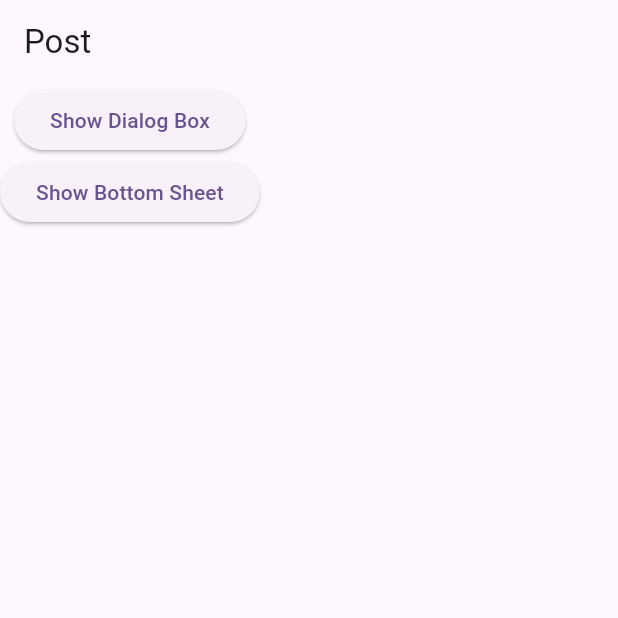
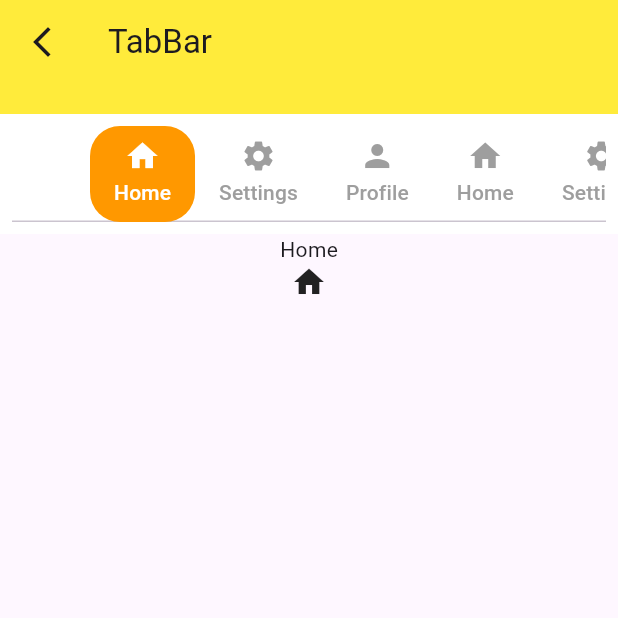
Before and after one commit to AbRehman536/mustafa_frontend, a Flutter app: the screen it shows after launch, on a phone screen of 412 x 824 dp, the top half of it. Run offline on Flutter 3.47's test engine with Material 3 defaults, Android fonts, the light colour scheme and no system bars; our stand-ins replace smooth_page_indicator.

Commit message:
TabBar done

```diff
--- a/lib/main.dart
+++ b/lib/main.dart
@@ -8,6 +8,7 @@ import 'package:mustafa_frontend/images.dart';
 import 'package:mustafa_frontend/listTile.dart';
 import 'package:mustafa_frontend/pageview.dart';
 import 'package:mustafa_frontend/row_column.dart';
+import 'package:mustafa_frontend/tab_bar.dart';
 import 'package:mustafa_frontend/text_fields.dart';
 
 void main() {
@@ -40,7 +41,7 @@ class MyApp extends StatelessWidget {
         // tested with just a hot reload.
         colorScheme: ColorScheme.fromSeed(seedColor: Colors.deepPurple),
       ),
-      home: DialogBottomsheet(),
+      home: TabBarDemo(),
     );
   }
 }
--- /dev/null
+++ b/lib/tab_bar.dart
@@ -0,0 +1,59 @@
+import 'package:flutter/material.dart';
+
+class TabBarDemo extends StatelessWidget {
+  const TabBarDemo({super.key});
+
+  @override
+  Widget build(BuildContext context) {
+    return DefaultTabController(
+      length: 9,
+      child: Scaffold(
+        appBar: AppBar(
+          backgroundColor: Colors.yellow,
+          leading: Icon(Icons.arrow_back_ios_new_sharp),
+          title: Text("TabBar"),
+          bottom: PreferredSize(
+            preferredSize: Size.fromHeight(100),
+            child: Container(
+              height: 80,
+              color: Colors.white,
+              child: Padding(
+                padding: const EdgeInsets.all(8.0),
+                child: TabBar(
+                  isScrollable: true,
+                  labelColor: Colors.white,
+                    unselectedLabelColor: Colors.grey,
+                    indicator: BoxDecoration(
+                      color: Colors.orange,
+                      borderRadius: BorderRadius.circular(20)
+                    ),
+                    indicatorSize: TabBarIndicatorSize.tab,
+                    tabs: [
+                  Tab(icon: Icon(Icons.home), text: "Home",),
+                  Tab(icon: Icon(Icons.settings), text: "Settings",),
+                  Tab(icon: Icon(Icons.person), text: "Profile",),
+                  Tab(icon: Icon(Icons.home), text: "Home",),
+                  Tab(icon: Icon(Icons.settings), text: "Settings",),
+                  Tab(icon: Icon(Icons.person), text: "Profile",),
+                  Tab(icon: Icon(Icons.home), text: "Home",),
+                  Tab(icon: Icon(Icons.settings), text: "Settings",),
+                  Tab(icon: Icon(Icons.person), text: "Profile",),
+                ]),
+              ),
+            ),
+          ),
+        ),
+        body: TabBarView(children: [
+          Center(child: Column(
+            children: [
+              Text("Home"),
+              Icon(Icons.home)
+            ],
+          ),),
+          Center(child: Image.asset("assets/images/first.jpg"),),
+          Center(child: Icon(Icons.person, size: 40,),)
+        ]),
+      ),
+    );
+  }
+}
```
